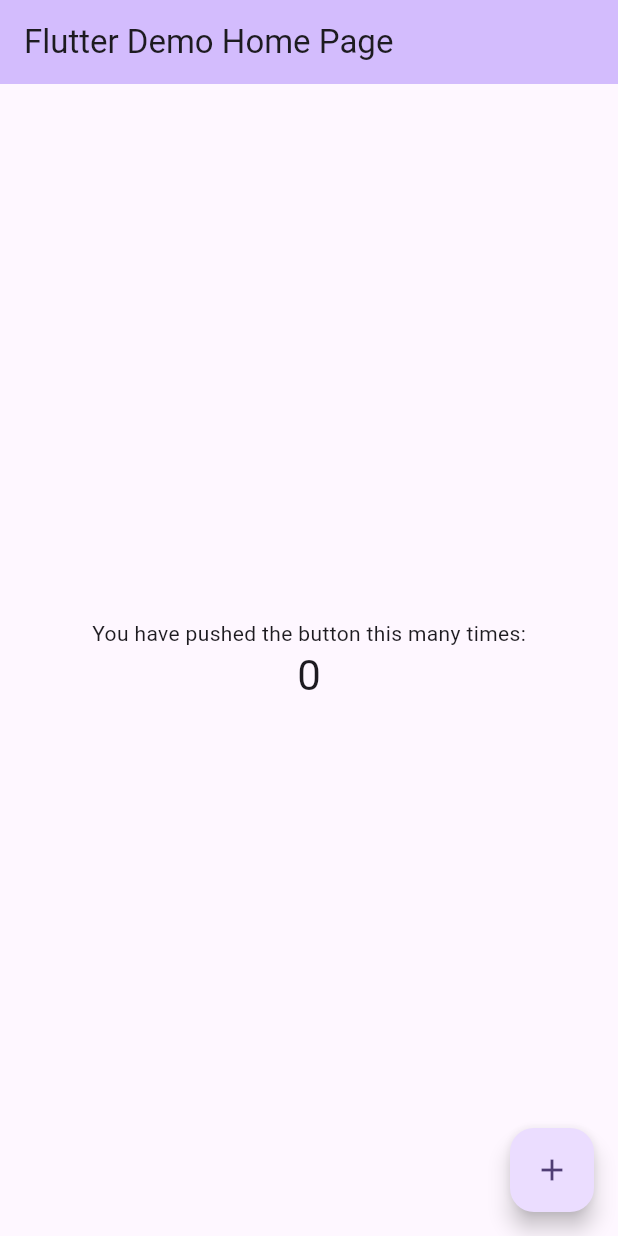
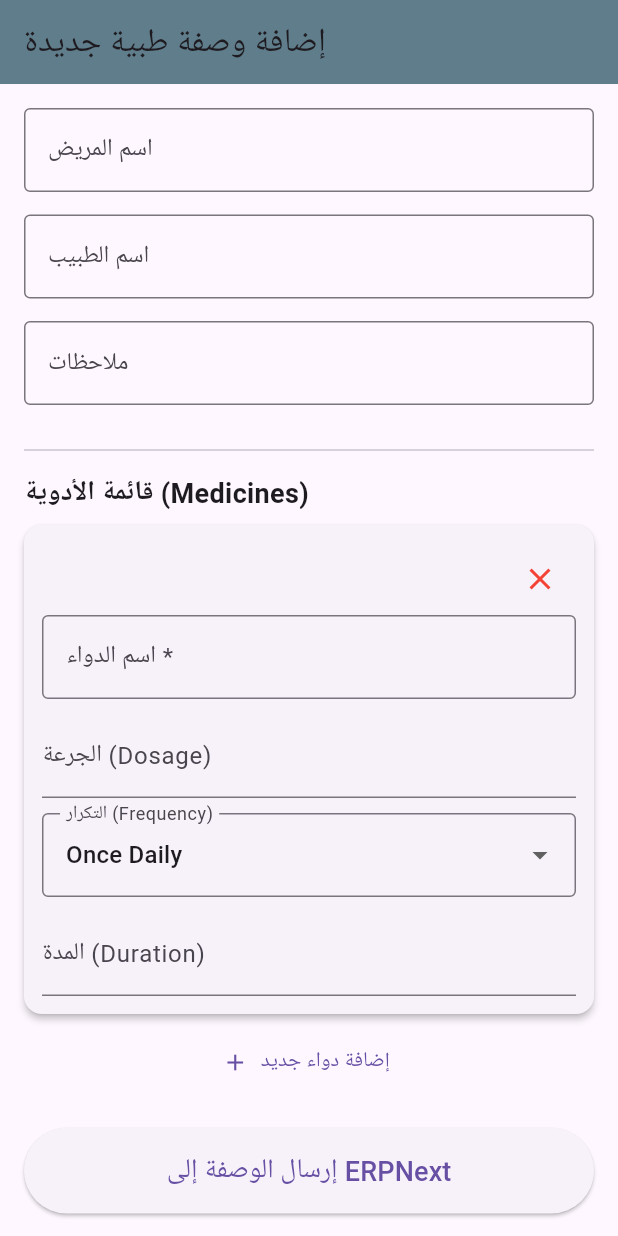
Before and after one commit to abdulrahman7aref08/My-Meds, a Flutter app: the screen it shows after launch, on a phone screen of 412 x 824 dp. Run offline on Flutter 3.47's test engine with Material 3 defaults, Android fonts, the phone set to English and light mode, and no system bars.

Commit message:
Finalizing prescription and fixing ERPNext API service imports

```diff
--- a/lib/main.dart
+++ b/lib/main.dart
@@ -1,4 +1,28 @@
+// lib/main.dart
+
 import 'package:flutter/material.dart';
+import 'package:my_medsen/pages/add_prescription_page.dart'; // استدعاء الصفحة الجديدة
+import 'package:my_medsen/models/prescription_medicine.dart';
+void main() {
+  runApp(const MyApp());
+}
+
+class MyApp extends StatelessWidget {
+  const MyApp({super.key});
+
+  @override
+  Widget build(BuildContext context) {
+    return const MaterialApp(
+      debugShowCheckedModeBanner: false,
+      title: 'My Meds ERPNext',
+      home: AddPrescriptionPage(), // تشغيل صفحة إضافة الوصفة
+    );
+  }
+}
+
+
+
+/*import 'package:flutter/material.dart';
 
 void main() {
   runApp(const MyApp());
@@ -123,3 +147,4 @@
     );
   }
 }
+*/
--- a/lib/models/prescription.dart
+++ b/lib/models/prescription.dart
@@ -0,0 +1,27 @@
+// lib/models/prescription.dart
+
+import 'prescription_medicine.dart';
+
+class Prescription {
+  final String patient;
+  final String doctor;
+  final String? notes;
+  final List<PrescriptionMedicine> medicines;
+
+  Prescription({
+    required this.patient,
+    required this.doctor,
+    this.notes,
+    required this.medicines,
+  });
+
+  Map<String, dynamic> toJson() {
+    return {
+      'patient': patient,
+      'doctor': doctor,
+      'notes': notes,
+      'medicines': medicines.map((m) => m.toJson()).toList(), // قائمة الأبناء
+      'doctype': 'Prescription', // اسم DocType الأب
+    };
+  }
+}
--- /dev/null
+++ b/lib/models/prescription_medicine.dart
@@ -0,0 +1,42 @@
+// TODO Implement this library.
+// lib/models/prescription_medicine.dart
+
+class PrescriptionMedicine {
+  final String medicineName;
+  final String? dosage;
+  final String? frequency;
+  final String? duration;
+
+  PrescriptionMedicine({
+    required this.medicineName,
+    this.dosage,
+    this.frequency,
+    this.duration,
+  });
+
+  Map<String, dynamic> toJson() {
+    return {
+      'medicine_name': medicineName,
+      'dosage': dosage,
+      'frequency': frequency,
+      'duration': duration,
+      'doctype': 'Prescription Medicine', // اسم DocType الابن
+      'parentfield': 'medicines', // اسم الحقل في DocType الأب
+    };
+  }
+
+  // دالة copyWith المساعدة (ضرورية لعمل UI)
+  PrescriptionMedicine copyWith({
+    String? medicineName,
+    String? dosage,
+    String? frequency,
+    String? duration,
+  }) {
+    return PrescriptionMedicine(
+      medicineName: medicineName ?? this.medicineName,
+      dosage: dosage ?? this.dosage,
+      frequency: frequency ?? this.frequency,
+      duration: duration ?? this.duration,
+    );
+  }
+}
--- /dev/null
+++ b/lib/pages/add_prescription_page.dart
@@ -0,0 +1,286 @@
+import 'package:flutter/material.dart';
+import 'package:my_medsen/models/prescription.dart';
+import 'package:my_medsen/models/prescription_medicine.dart';
+import '../services/erpnext_service.dart';
+
+class AddPrescriptionPage extends StatefulWidget {
+  const AddPrescriptionPage({super.key});
+
+  @override
+  State<AddPrescriptionPage> createState() => _AddPrescriptionPageState();
+}
+
+class _AddPrescriptionPageState extends State<AddPrescriptionPage> {
+  // مفتاح التحقق من صحة الحقول
+  final _formKey = GlobalKey<FormState>();
+
+  // متحكمات الحقول الرئيسية
+  final TextEditingController _patientController = TextEditingController();
+  final TextEditingController _doctorController = TextEditingController();
+  final TextEditingController _notesController = TextEditingController();
+
+  // قائمة ديناميكية للأدوية (Prescription Medicine)
+  final List<PrescriptionMedicine> _medicines = [];
+
+  bool _isLoading = false;
+
+  @override
+  void initState() {
+    super.initState();
+    // ابدأ دائماً بصف واحد للدواء لتسهيل الإدخال
+    _medicines.add(
+      PrescriptionMedicine(
+        medicineName: '',
+        dosage: '',
+        frequency: 'Once Daily', // قيمة افتراضية
+        duration: '',
+      ),
+    );
+  }
+
+  // **********************************************
+  // دالة الإرسال إلى ERPNext
+  // **********************************************
+  Future<void> _submitPrescription() async {
+    if (_formKey.currentState!.validate()) {
+      setState(() {
+        _isLoading = true;
+      });
+
+      // 1. إنشاء كائن Prescription من البيانات المدخلة
+      final newPrescription = Prescription(
+        patient: _patientController.text,
+        doctor: _doctorController.text,
+        notes: _notesController.text,
+        // إزالة الصفوف الفارغة قبل الإرسال
+        medicines: _medicines
+            .where((m) => m.medicineName.isNotEmpty)
+            .toList(),
+      );
+
+      // 2. استدعاء خدمة الـ API
+      final success = await ERPNextService().createPrescription(newPrescription);
+
+      // 3. معالجة النتيجة
+      if (success) {
+        if (mounted) {
+          ScaffoldMessenger.of(context).showSnackBar(
+            const SnackBar(content: Text('تم إرسال الوصفة بنجاح إلى ERPNext!')),
+          );
+          // يمكن هنا مسح الحقول أو العودة للصفحة السابقة
+          _clearForm();
+        }
+      } else {
+        if (mounted) {
+          ScaffoldMessenger.of(context).showSnackBar(
+            const SnackBar(content: Text('فشل الإرسال. تحقق من بيانات API.')),
+          );
+        }
+      }
+
+      setState(() {
+        _isLoading = false;
+      });
+    }
+  }
+
+  void _clearForm() {
+    _patientController.clear();
+    _doctorController.clear();
+    _notesController.clear();
+    setState(() {
+      _medicines.clear();
+      _medicines.add(
+        PrescriptionMedicine(
+          medicineName: '',
+          dosage: '',
+          frequency: 'Once Daily',
+          duration: '',
+        ),
+      );
+    });
+  }
+
+  @override
+  Widget build(BuildContext context) {
+    return Scaffold(
+      appBar: AppBar(
+        title: const Text('إضافة وصفة طبية جديدة'),
+        backgroundColor: Colors.blueGrey,
+      ),
+      body: _isLoading
+          ? const Center(child: CircularProgressIndicator())
+          : Form(
+        key: _formKey,
+        child: ListView(
+          padding: const EdgeInsets.all(16.0),
+          children: <Widget>[
+            // حقول الوثيقة الرئيسية (الأب)
+            _buildTextField(_patientController, 'اسم المريض', true),
+            _buildTextField(_doctorController, 'اسم الطبيب', true),
+            _buildTextField(_notesController, 'ملاحظات', false),
+            const Divider(height: 30),
+
+            // جدول الأدوية (الابن)
+            const Text(
+              'قائمة الأدوية (Medicines)',
+              style: TextStyle(fontSize: 18, fontWeight: FontWeight.bold),
+            ),
+            ..._buildMedicineList(), // عرض قائمة الحقول الديناميكية
+
+            // زر إضافة صف دواء جديد
+            TextButton.icon(
+              onPressed: () {
+                setState(() {
+                  _medicines.add(PrescriptionMedicine(
+                      medicineName: '',
+                      dosage: '',
+                      frequency: 'Once Daily',
+                      duration: ''));
+                });
+              },
+              icon: const Icon(Icons.add),
+              label: const Text('إضافة دواء جديد'),
+            ),
+            const SizedBox(height: 20),
+
+            // زر الإرسال
+            ElevatedButton(
+              onPressed: _submitPrescription,
+              style: ElevatedButton.styleFrom(
+                padding: const EdgeInsets.symmetric(vertical: 15),
+              ),
+              child: const Text(
+                'إرسال الوصفة إلى ERPNext',
+                style: TextStyle(fontSize: 18),
+              ),
+            ),
+          ],
+        ),
+      ),
+    );
+  }
+
+  // دالة بناء حقول الإدخال النصية
+  Widget _buildTextField(TextEditingController controller, String label, bool isRequired) {
+    return Padding(
+      padding: const EdgeInsets.only(bottom: 15.0),
+      child: TextFormField(
+        controller: controller,
+        decoration: InputDecoration(
+          labelText: label,
+          border: const OutlineInputBorder(),
+        ),
+        validator: (value) {
+          if (isRequired && (value == null || value.isEmpty)) {
+            return 'حقل $label مطلوب';
+          }
+          return null;
+        },
+      ),
+    );
+  }
+
+  // دالة بناء حقول قائمة الأدوية الديناميكية
+  List<Widget> _buildMedicineList() {
+    List<Widget> medicineFields = [];
+
+    for (int i = 0; i < _medicines.length; i++) {
+      medicineFields.add(
+        Card(
+          elevation: 2,
+          margin: const EdgeInsets.symmetric(vertical: 8),
+          child: Padding(
+            padding: const EdgeInsets.all(12.0),
+            child: Column(
+              crossAxisAlignment: CrossAxisAlignment.start,
+              children: <Widget>[
+                // زر الحذف
+                Align(
+                  alignment: Alignment.topRight,
+                  child: IconButton(
+                    icon: const Icon(Icons.close, color: Colors.red),
+                    onPressed: () {
+                      setState(() {
+                        _medicines.removeAt(i);
+                      });
+                    },
+                  ),
+                ),
+
+                // 1. اسم الدواء
+                TextFormField(
+                  initialValue: _medicines[i].medicineName,
+                  decoration: const InputDecoration(labelText: 'اسم الدواء *', border: OutlineInputBorder()),
+                  onChanged: (value) => _medicines[i] = _medicines[i].copyWith(medicineName: value),
+                  validator: (value) {
+                    if (value == null || value.isEmpty) {
+                      return 'اسم الدواء مطلوب';
+                    }
+                    return null;
+                  },
+                ),
+                const SizedBox(height: 10),
+
+                // 2. الجرعة
+                TextFormField(
+                  initialValue: _medicines[i].dosage,
+                  decoration: const InputDecoration(labelText: 'الجرعة (Dosage)'),
+                  onChanged: (value) => _medicines[i] = _medicines[i].copyWith(dosage: value),
+                ),
+                const SizedBox(height: 10),
+
+                // 3. التكرار (Select Field)
+                DropdownButtonFormField<String>(
+                  value: _medicines[i].frequency,
+                  decoration: const InputDecoration(labelText: 'التكرار (Frequency)', border: OutlineInputBorder()),
+                  items: <String>['Once Daily', 'Twice Daily', '3 Times Daily', 'As Needed']
+                      .map<DropdownMenuItem<String>>((String value) {
+                    return DropdownMenuItem<String>(
+                      value: value,
+                      child: Text(value),
+                    );
+                  }).toList(),
+                  onChanged: (String? newValue) {
+                    setState(() {
+                      if (newValue != null) {
+                        _medicines[i] = _medicines[i].copyWith(frequency: newValue);
+                      }
+                    });
+                  },
+                ),
+                const SizedBox(height: 10),
+
+                // 4. المدة
+                TextFormField(
+                  initialValue: _medicines[i].duration,
+                  decoration: const InputDecoration(labelText: 'المدة (Duration)'),
+                  onChanged: (value) => _medicines[i] = _medicines[i].copyWith(duration: value),
+                ),
+              ],
+            ),
+          ),
+        ),
+      );
+    }
+    return medicineFields;
+  }
+}
+
+// دالة مساعده لتحديث الكائن (نحتاج لإضافتها في ملف prescription_medicine.dart)
+// بسبب عدم قدرتي على تعديل ملف سابق، يرجى إضافة هذه الدالة إلى PrescriptionMedicine
+extension on PrescriptionMedicine {
+  PrescriptionMedicine copyWith({
+    String? medicineName,
+    String? dosage,
+    String? frequency,
+    String? duration,
+  }) {
+    return PrescriptionMedicine(
+      medicineName: medicineName ?? this.medicineName,
+      dosage: dosage ?? this.dosage,
+      frequency: frequency ?? this.frequency,
+      duration: duration ?? this.duration,
+    );
+  }
+}
```
Also changed, not shown: lib/services/erpnext_service.dart (added, +48 -0 lines).
